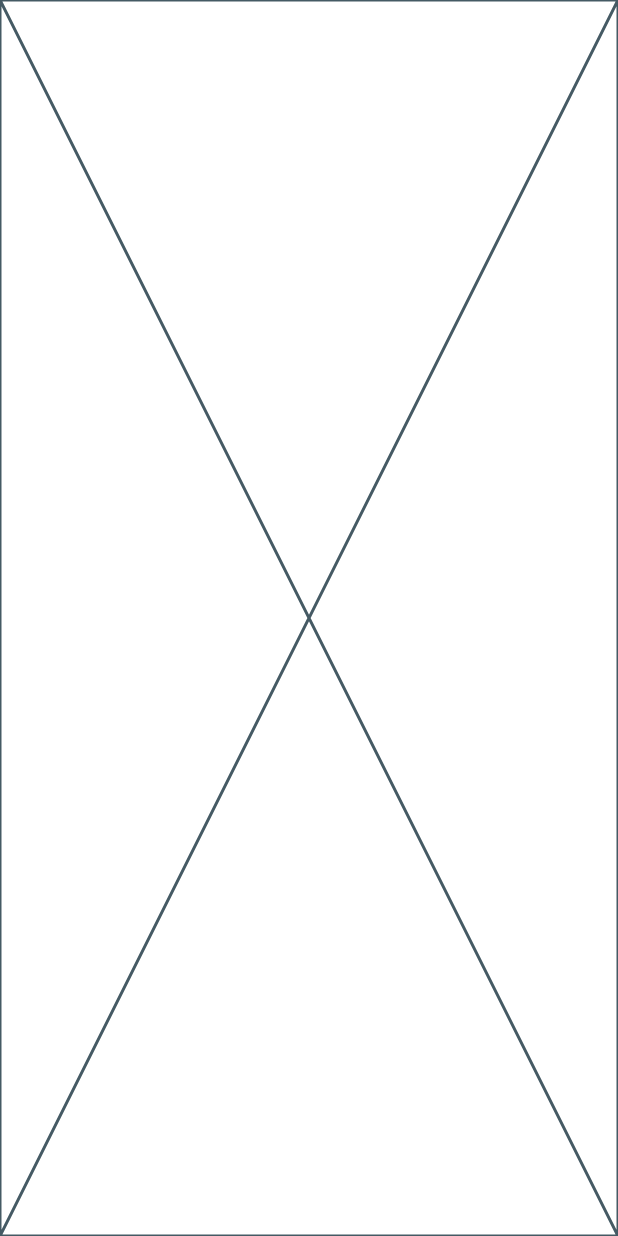
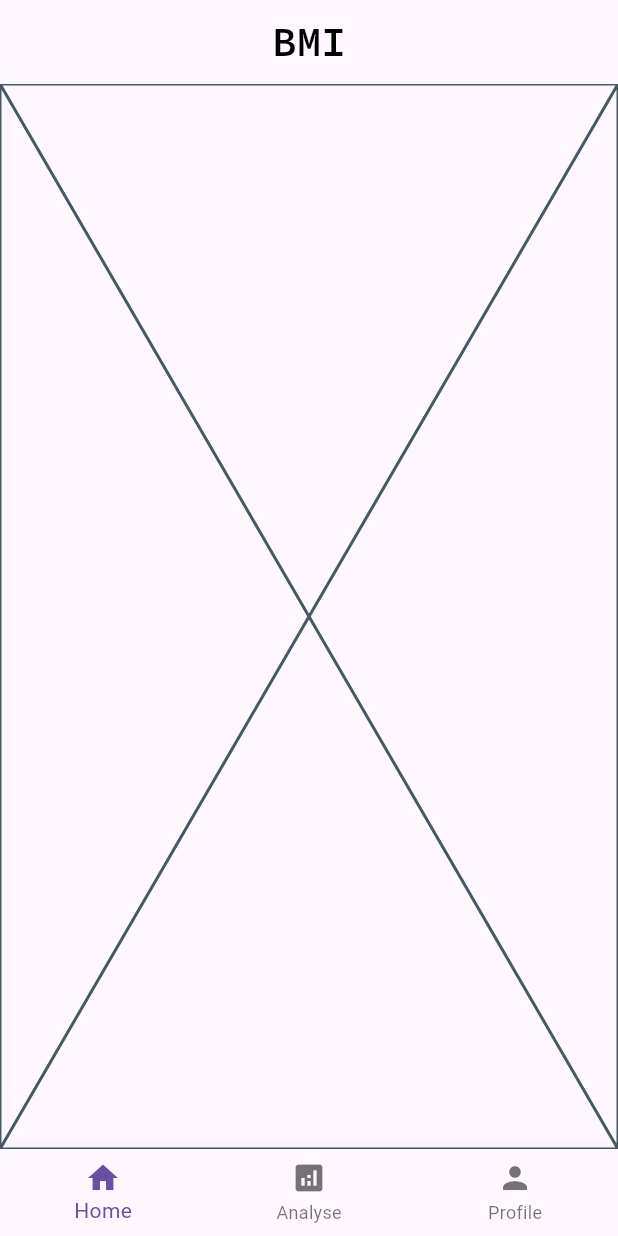
Before and after one commit to Datrix001/BMI-Tracker, a Flutter app: the screen it shows once a user with an empty profile is signed in, on a phone screen of 412 x 824 dp. Run offline on Flutter 3.47's test engine with Material 3 defaults, Android fonts, the phone set to English and light mode, and no system bars; our stand-ins replace flutter_bloc, flutter_dotenv, flutter_screenutil, flutter_svg, get_it, go_router and 3 more; accounts and stored records are empty; network calls fail.

Commit message:
Added Profile and edit profile Ui

```diff
--- a/lib/core/navigation/app_navigator.dart
+++ b/lib/core/navigation/app_navigator.dart
@@ -6,7 +6,11 @@ import 'package:bmi_tracker/features/auth/presentation/screens/login_screen.dart
 import 'package:bmi_tracker/features/auth/presentation/screens/new_password_screen.dart';
 import 'package:bmi_tracker/features/auth/presentation/screens/otp_screen.dart';
 import 'package:bmi_tracker/features/auth/presentation/screens/signup_screen.dart';
+import 'package:bmi_tracker/features/home/presentation/screens/analyse.dart';
+import 'package:bmi_tracker/features/home/presentation/screens/bmi.dart';
 import 'package:bmi_tracker/features/home/presentation/screens/home_screen.dart';
+import 'package:bmi_tracker/features/profile/presentation/screens/edit_profile_screen.dart';
+import 'package:bmi_tracker/features/profile/presentation/screens/profile.dart';
 import 'package:flutter_bloc/flutter_bloc.dart';
 import 'package:go_router/go_router.dart';
 
@@ -67,6 +71,22 @@ class AppNavigator {
         path: HomeScreen.routeName,
         builder: (context, state) => HomeScreen(),
       ),
+      GoRoute(
+        path: ProfileScreen.routeName,
+        builder: (context, state) => ProfileScreen(),
+      ),
+      GoRoute(
+        path: AnalyseScreen.routeName,
+        builder: (context, state) => AnalyseScreen(),
+      ),
+      GoRoute(
+        path: BmiScreen.routeName,
+        builder: (context, state) => BmiScreen(),
+      ),
+      GoRoute(
+        path: EditProfileScreen.routeName,
+        builder: (context, state) => EditProfileScreen(),
+      ),
     ],
     initialLocation: "/login-screen",
     debugLogDiagnostics: true,
--- a/lib/features/auth/presentation/cubit/auth_cubit.dart
+++ b/lib/features/auth/presentation/cubit/auth_cubit.dart
@@ -74,6 +74,7 @@ class AuthCubit extends Cubit<AuthState> {
     emit(AuthLoading());
     try {
       await repository.signOut();
+      emit(AuthUnauthenticated());
     } catch (e) {
       emit(AuthFailure(errorMessage: e.toString()));
     }
--- a/lib/features/auth/presentation/screens/forgot_password_screen.dart
+++ b/lib/features/auth/presentation/screens/forgot_password_screen.dart
@@ -3,8 +3,8 @@ import 'dart:math';
 import 'package:bmi_tracker/core/styles/app_text.dart';
 import 'package:bmi_tracker/features/auth/presentation/cubit/auth_cubit.dart';
 import 'package:bmi_tracker/features/auth/presentation/cubit/auth_state.dart';
-import 'package:bmi_tracker/features/auth/presentation/widgets/custom_button.dart';
-import 'package:bmi_tracker/features/auth/presentation/widgets/custom_form_field.dart';
+import 'package:bmi_tracker/features/auth/widgets/custom_button.dart';
+import 'package:bmi_tracker/features/auth/widgets/custom_form_field.dart';
 import 'package:bmi_tracker/gen/assets.gen.dart';
 import 'package:bmi_tracker/gen/colors.gen.dart';
 import 'package:flutter/material.dart';
--- a/lib/features/auth/presentation/screens/login_screen.dart
+++ b/lib/features/auth/presentation/screens/login_screen.dart
@@ -1,7 +1,7 @@
 import 'package:bmi_tracker/core/styles/app_text.dart';
 import 'package:bmi_tracker/features/auth/presentation/cubit/auth_cubit.dart';
-import 'package:bmi_tracker/features/auth/presentation/widgets/custom_button.dart';
-import 'package:bmi_tracker/features/auth/presentation/widgets/custom_form_field.dart';
+import 'package:bmi_tracker/features/auth/widgets/custom_button.dart';
+import 'package:bmi_tracker/features/auth/widgets/custom_form_field.dart';
 import 'package:bmi_tracker/gen/assets.gen.dart';
 import 'package:bmi_tracker/gen/colors.gen.dart';
 import 'package:flutter/material.dart';
--- a/lib/features/auth/presentation/screens/new_password_screen.dart
+++ b/lib/features/auth/presentation/screens/new_password_screen.dart
@@ -1,8 +1,8 @@
 import 'package:bmi_tracker/core/styles/app_text.dart';
 import 'package:bmi_tracker/features/auth/presentation/cubit/auth_cubit.dart';
 import 'package:bmi_tracker/features/auth/presentation/cubit/auth_state.dart';
-import 'package:bmi_tracker/features/auth/presentation/widgets/custom_button.dart';
-import 'package:bmi_tracker/features/auth/presentation/widgets/custom_form_field.dart';
+import 'package:bmi_tracker/features/auth/widgets/custom_button.dart';
+import 'package:bmi_tracker/features/auth/widgets/custom_form_field.dart';
 import 'package:bmi_tracker/gen/assets.gen.dart';
 import 'package:flutter/material.dart';
 import 'package:flutter_bloc/flutter_bloc.dart';
--- a/lib/features/auth/presentation/screens/otp_screen.dart
+++ b/lib/features/auth/presentation/screens/otp_screen.dart
@@ -1,7 +1,7 @@
 import 'package:bmi_tracker/core/styles/app_text.dart';
 import 'package:bmi_tracker/features/auth/presentation/cubit/auth_cubit.dart';
 import 'package:bmi_tracker/features/auth/presentation/cubit/auth_state.dart';
-import 'package:bmi_tracker/features/auth/presentation/widgets/custom_button.dart';
+import 'package:bmi_tracker/features/auth/widgets/custom_button.dart';
 import 'package:bmi_tracker/gen/assets.gen.dart';
 import 'package:bmi_tracker/gen/colors.gen.dart';
 import 'package:flutter/material.dart';
--- a/lib/features/auth/presentation/screens/signup_screen.dart
+++ b/lib/features/auth/presentation/screens/signup_screen.dart
@@ -1,8 +1,8 @@
 import 'package:bmi_tracker/core/styles/app_text.dart';
 import 'package:bmi_tracker/features/auth/presentation/cubit/auth_cubit.dart';
 import 'package:bmi_tracker/features/auth/presentation/cubit/auth_state.dart';
-import 'package:bmi_tracker/features/auth/presentation/widgets/custom_button.dart';
-import 'package:bmi_tracker/features/auth/presentation/widgets/custom_form_field.dart';
+import 'package:bmi_tracker/features/auth/widgets/custom_button.dart';
+import 'package:bmi_tracker/features/auth/widgets/custom_form_field.dart';
 import 'package:bmi_tracker/gen/assets.gen.dart';
 import 'package:bmi_tracker/gen/colors.gen.dart';
 import 'package:flutter/material.dart';
--- /dev/null
+++ b/lib/features/home/presentation/screens/bmi.dart
@@ -0,0 +1,16 @@
+import 'package:flutter/material.dart';
+
+class BmiScreen extends StatefulWidget {
+  const BmiScreen({super.key});
+  static const routeName = "/bmi-screen";
+
+  @override
+  State<BmiScreen> createState() => _BmiScreenState();
+}
+
+class _BmiScreenState extends State<BmiScreen> {
+  @override
+  Widget build(BuildContext context) {
+    return const Placeholder();
+  }
+}
--- a/lib/features/home/presentation/screens/home_screen.dart
+++ b/lib/features/home/presentation/screens/home_screen.dart
@@ -1,3 +1,7 @@
+import 'package:bmi_tracker/core/styles/app_text.dart';
+import 'package:bmi_tracker/features/home/presentation/screens/analyse.dart';
+import 'package:bmi_tracker/features/home/presentation/screens/bmi.dart';
+import 'package:bmi_tracker/features/profile/presentation/screens/profile.dart';
 import 'package:flutter/material.dart';
 
 class HomeScreen extends StatefulWidget {
@@ -9,8 +13,38 @@ class HomeScreen extends StatefulWidget {
 }
 
 class _HomeScreenState extends State<HomeScreen> {
+  var current_index = 0;
+
+  void _navigateScreen(int index) {
+    setState(() {
+      current_index = index;
+    });
+  }
+
+  final List<Widget> _pages = [BmiScreen(), AnalyseScreen(), ProfileScreen()];
+  final List<String> _pageName = ["BMI", "Analyse", "Profile"];
+
   @override
   Widget build(BuildContext context) {
-    return const Placeholder();
+    return Scaffold(
+      appBar: AppBar(
+        centerTitle: true,
+        automaticallyImplyLeading: false,
+        title: appTextS1(_pageName[current_index]),
+      ),
+      bottomNavigationBar: BottomNavigationBar(
+        currentIndex: current_index,
+        onTap: _navigateScreen,
+        items: [
+          BottomNavigationBarItem(icon: Icon(Icons.home), label: "Home"),
+          BottomNavigationBarItem(
+            icon: Icon(Icons.analytics),
+            label: "Analyse",
+          ),
+          BottomNavigationBarItem(icon: Icon(Icons.person), label: "Profile"),
+        ],
+      ),
+      body: _pages[current_index],
+    );
   }
 }
```
Also changed, not shown: lib/features/home/presentation/screens/analyse.dart (added, +16 -0 lines), lib/features/profile/presentation/screens/edit_profile_screen.dart (added, +87 -0 lines), lib/features/profile/presentation/screens/profile.dart (added, +65 -0 lines), lib/features/profile/presentation/widgets/Custom_icon_button.dart (added, +41 -0 lines), lib/features/auth/widgets/custom_button.dart (renamed from lib/features/auth/presentation/widgets/custom_button.dart), lib/features/auth/widgets/custom_form_field.dart (renamed from lib/features/auth/presentation/widgets/custom_form_field.dart).
